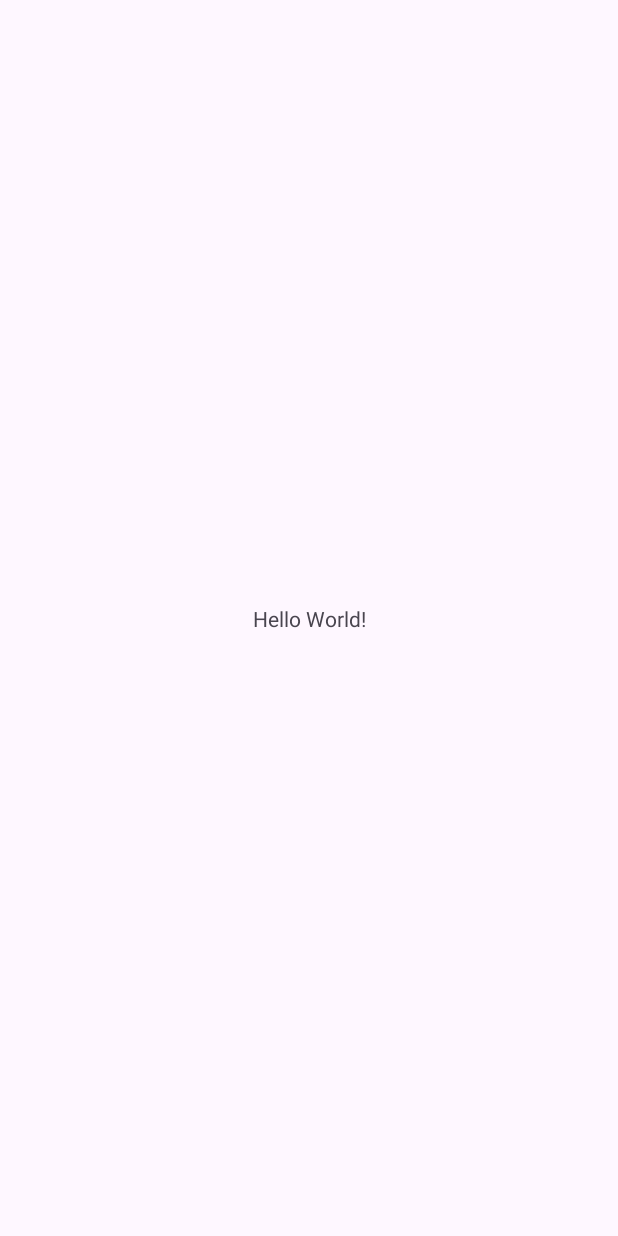
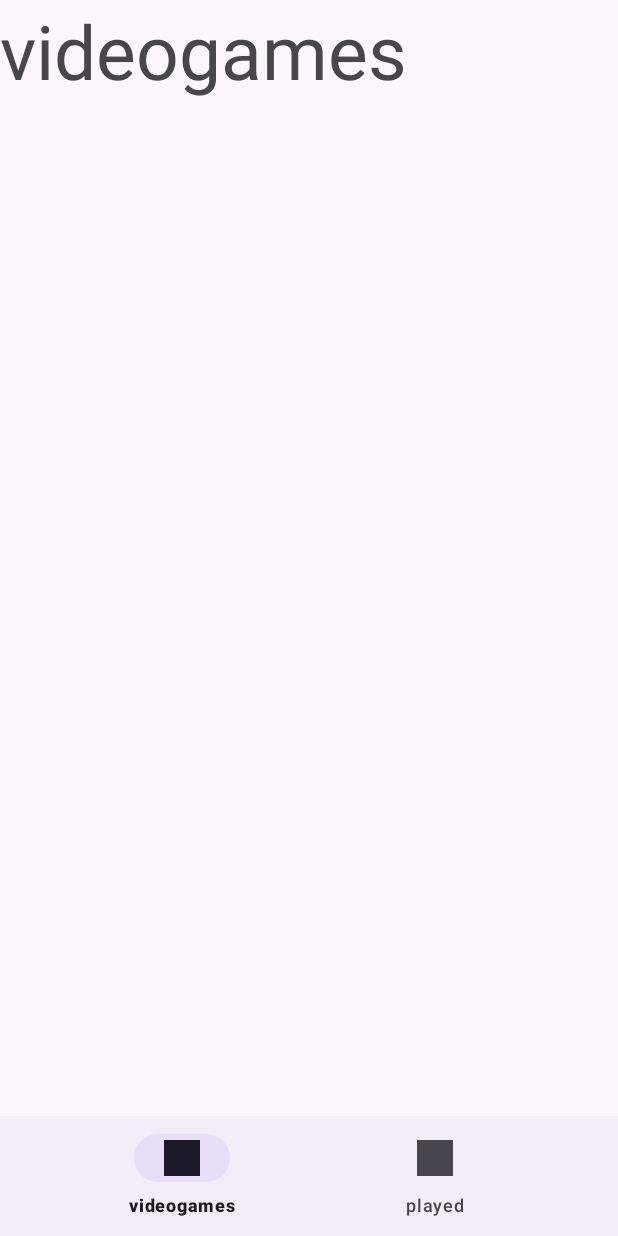
Before and after one commit to Enriiqueeee/GameTracker, an Android app: the screen it shows after launch (MainActivity), on a phone screen of 412 x 824 dp. Before the commit the screen is almost empty. Run offline under Robolectric (Android 15) with nearby library versions, the phone set to English and light mode, and no system bars; our stand-ins replace navigation-ui.

Commit message:
Implementado el bottomNavigation y los fragmentos

```diff
--- a/app/build.gradle.kts
+++ b/app/build.gradle.kts
@@ -42,7 +42,11 @@ dependencies {
     implementation(libs.material)
     implementation(libs.androidx.activity)
     implementation(libs.androidx.constraintlayout)
+    implementation(libs.androidx.navigation.fragment.ktx)
+    implementation(libs.androidx.navigation.ui.ktx)
+
     testImplementation(libs.junit)
+
     androidTestImplementation(libs.androidx.junit)
     androidTestImplementation(libs.androidx.espresso.core)
 }
--- a/app/src/main/java/edu/iesam/gametracker/MainActivity.kt
+++ b/app/src/main/java/edu/iesam/gametracker/MainActivity.kt
@@ -1,20 +1,24 @@
 package edu.iesam.gametracker
 
 import android.os.Bundle
-import androidx.activity.enableEdgeToEdge
 import androidx.appcompat.app.AppCompatActivity
-import androidx.core.view.ViewCompat
-import androidx.core.view.WindowInsetsCompat
+import androidx.navigation.fragment.NavHostFragment
+import androidx.navigation.ui.setupWithNavController
+import com.google.android.material.bottomnavigation.BottomNavigationView
 
 class MainActivity : AppCompatActivity() {
     override fun onCreate(savedInstanceState: Bundle?) {
         super.onCreate(savedInstanceState)
-        enableEdgeToEdge()
         setContentView(R.layout.activity_main)
-        ViewCompat.setOnApplyWindowInsetsListener(findViewById(R.id.main)) { v, insets ->
-            val systemBars = insets.getInsets(WindowInsetsCompat.Type.systemBars())
-            v.setPadding(systemBars.left, systemBars.top, systemBars.right, systemBars.bottom)
-            insets
-        }
+        setupView()
+    }
+
+    private fun setupView() {
+        val navHostFragment =
+            supportFragmentManager.findFragmentById(R.id.nav_host_main) as NavHostFragment
+        val navController = navHostFragment.navController
+
+        findViewById<BottomNavigationView>(R.id.bottom_menu).setupWithNavController(navController)
+
     }
 }
--- /dev/null
+++ b/app/src/main/java/edu/iesam/gametracker/features/played/presentation/PlayedFragment.kt
@@ -0,0 +1,7 @@
+package edu.iesam.gametracker.features.played.presentation
+
+import androidx.fragment.app.Fragment
+import edu.iesam.gametracker.R
+
+class PlayedPresentation(): Fragment(R.layout.played_fragment) {
+}
--- /dev/null
+++ b/app/src/main/java/edu/iesam/gametracker/features/videogames/presentation/VideogamesFragment.kt
@@ -0,0 +1,7 @@
+package edu.iesam.gametracker.features.videogames.presentation
+
+import androidx.fragment.app.Fragment
+import edu.iesam.gametracker.R
+
+class VideogamesFragment(): Fragment(R.layout.videogames_fragment) {
+}
--- a/app/src/main/res/layout/activity_main.xml
+++ b/app/src/main/res/layout/activity_main.xml
@@ -7,13 +7,27 @@
     android:layout_height="match_parent"
     tools:context=".MainActivity">
 
-    <TextView
-        android:layout_width="wrap_content"
+    <androidx.fragment.app.FragmentContainerView
+        android:id="@+id/nav_host_main"
+        android:name="androidx.navigation.fragment.NavHostFragment"
+        android:layout_width="0dp"
+        android:layout_height="0dp"
+        app:defaultNavHost="true"
+        app:layout_constraintBottom_toTopOf="@id/bottom_menu"
+        app:layout_constraintEnd_toEndOf="parent"
+        app:layout_constraintStart_toStartOf="parent"
+        app:layout_constraintTop_toTopOf="parent"
+        app:navGraph="@navigation/nav_graph" />
+
+    <com.google.android.material.bottomnavigation.BottomNavigationView
+        android:id="@+id/bottom_menu"
+        android:layout_width="0dp"
         android:layout_height="wrap_content"
-        android:text="Hello World!"
         app:layout_constraintBottom_toBottomOf="parent"
         app:layout_constraintEnd_toEndOf="parent"
         app:layout_constraintStart_toStartOf="parent"
-        app:layout_constraintTop_toTopOf="parent" />
+        app:labelVisibilityMode="labeled"
+        app:menu="@menu/bottom_menu" />
+
 
 </androidx.constraintlayout.widget.ConstraintLayout>
--- /dev/null
+++ b/app/src/main/res/layout/played_fragment.xml
@@ -0,0 +1,13 @@
+<?xml version="1.0" encoding="utf-8"?>
+<LinearLayout xmlns:android="http://schemas.android.com/apk/res/android"
+    android:layout_width="match_parent"
+    android:layout_height="match_parent">
+
+    <TextView
+        android:layout_width="wrap_content"
+        android:layout_height="wrap_content"
+        android:text="@string/played"
+        android:textSize="50sp"
+        />
+
+</LinearLayout>
--- /dev/null
+++ b/app/src/main/res/layout/videogames_fragment.xml
@@ -0,0 +1,12 @@
+<?xml version="1.0" encoding="utf-8"?>
+<LinearLayout xmlns:android="http://schemas.android.com/apk/res/android"
+    android:layout_width="match_parent"
+    android:layout_height="match_parent">
+
+    <TextView
+        android:layout_width="wrap_content"
+        android:layout_height="wrap_content"
+        android:text="@string/videogames"
+        android:textSize="50sp"
+        />
+</LinearLayout>
--- /dev/null
+++ b/app/src/main/res/menu/bottom_menu.xml
@@ -0,0 +1,14 @@
+<?xml version="1.0" encoding="utf-8"?>
+<menu xmlns:android="http://schemas.android.com/apk/res/android">
+
+    <item
+        android:id="@+id/videogames"
+        android:title="@string/videogames"
+        android:icon="@drawable/ic_launcher_background" />
+    <item
+        android:id="@+id/played"
+        android:title="@string/played"
+        android:icon="@drawable/ic_launcher_background" />
+
+
+</menu>
--- /dev/null
+++ b/app/src/main/res/navigation/nav_graph.xml
@@ -0,0 +1,23 @@
+<?xml version="1.0" encoding="utf-8"?>
+<navigation xmlns:android="http://schemas.android.com/apk/res/android"
+    xmlns:app="http://schemas.android.com/apk/res-auto"
+    xmlns:tools="http://schemas.android.com/tools"
+    android:id="@+id/nav_graph"
+    app:startDestination="@id/videogames">
+
+    <fragment
+        android:id="@+id/videogames"
+        android:name="edu.iesam.gametracker.features.videogames.presentation.VideogamesFragment"
+        android:label="@string/videogames"
+        tools:layout="@layout/videogames_fragment" />
+
+    <fragment
+        android:id="@+id/played"
+        android:name="edu.iesam.gametracker.features.played.presentation.PlayedPresentation"
+        android:label="@string/played"
+        tools:layout="@layout/played_fragment">
+    </fragment>
+
+
+
+</navigation>
--- a/app/src/main/res/values/strings.xml
+++ b/app/src/main/res/values/strings.xml
@@ -1,3 +1,5 @@
 <resources>
     <string name="app_name">GameTracker</string>
+    <string name="videogames">videogames</string>
+    <string name="played">played</string>
 </resources>
--- a/gradle/libs.versions.toml
+++ b/gradle/libs.versions.toml
@@ -1,5 +1,5 @@
 [versions]
-agp = "8.8.0"
+agp = "8.8.1"
 kotlin = "1.9.24"
 coreKtx = "1.15.0"
 junit = "4.13.2"
@@ -9,6 +9,8 @@ appcompat = "1.7.0"
 material = "1.12.0"
 activity = "1.10.0"
 constraintlayout = "2.2.0"
+navigationFragmentKtx = "2.8.7"
+navigationUiKtx = "2.8.7"
 
 [libraries]
 androidx-core-ktx = { group = "androidx.core", name = "core-ktx", version.ref = "coreKtx" }
@@ -19,6 +21,8 @@ androidx-appcompat = { group = "androidx.appcompat", name = "appcompat", version
 material = { group = "com.google.android.material", name = "material", version.ref = "material" }
 androidx-activity = { group = "androidx.activity", name = "activity", version.ref = "activity" }
 androidx-constraintlayout = { group = "androidx.constraintlayout", name = "constraintlayout", version.ref = "constraintlayout" }
+androidx-navigation-fragment-ktx = { group = "androidx.navigation", name = "navigation-fragment-ktx", version.ref = "navigationFragmentKtx" }
+androidx-navigation-ui-ktx = { group = "androidx.navigation", name = "navigation-ui-ktx", version.ref = "navigationUiKtx" }
 
 [plugins]
 android-application = { id = "com.android.application", version.ref = "agp" }
```
